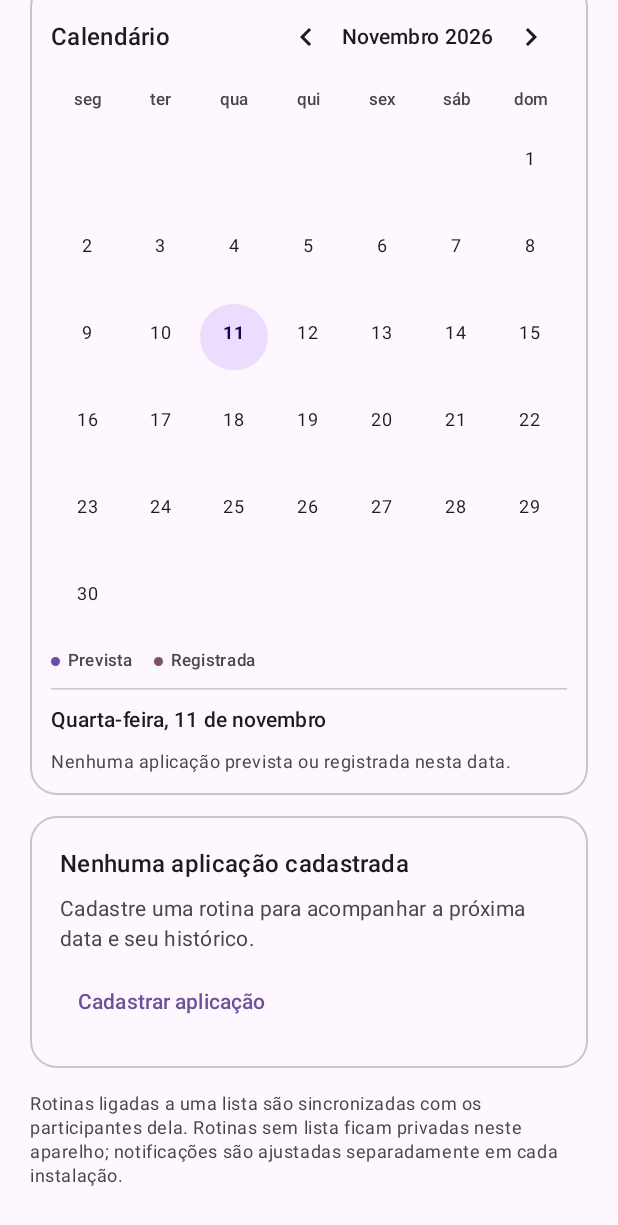
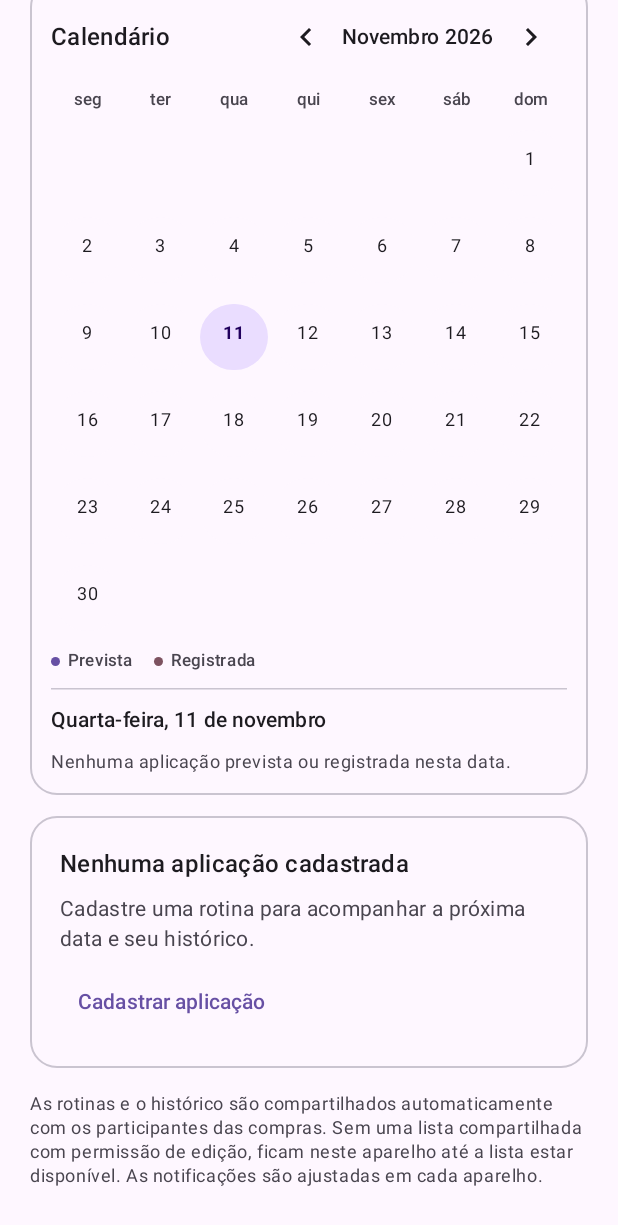
Before and after one commit to brandtgustavo2001-afk/mercado-facil, an Android app built with Jetpack Compose: the composable InjectionScreen shown on its own in the app's theme, scrolled down 333 dp, on a phone screen of 412 x 824 dp. Shown: the top 1225 px of the screen. Run offline under Robolectric (Android 15) with nearby library versions, the phone set to English and light mode, and no system bars; our stand-ins replace Room's generated code; 1 statement that could not run was skipped.

Commit message:
Explain automatic sharing on injection screen

```diff
--- a/app/src/main/java/br/com/mercadofacil/ui/InjectionScreen.kt
+++ b/app/src/main/java/br/com/mercadofacil/ui/InjectionScreen.kt
@@ -151,7 +151,7 @@ import java.util.Locale
             )
         }
         item {
-            Text("Rotinas ligadas a uma lista são sincronizadas com os participantes dela. Rotinas sem lista ficam privadas neste aparelho; notificações são ajustadas separadamente em cada instalação.",
+            Text("As rotinas e o histórico são compartilhados automaticamente com os participantes das compras. Sem uma lista compartilhada com permissão de edição, ficam neste aparelho até a lista estar disponível. As notificações são ajustadas em cada aparelho.",
                 style = MaterialTheme.typography.bodySmall, color = MaterialTheme.colorScheme.onSurfaceVariant,
                 modifier = Modifier.padding(top = 2.dp))
         }
```
